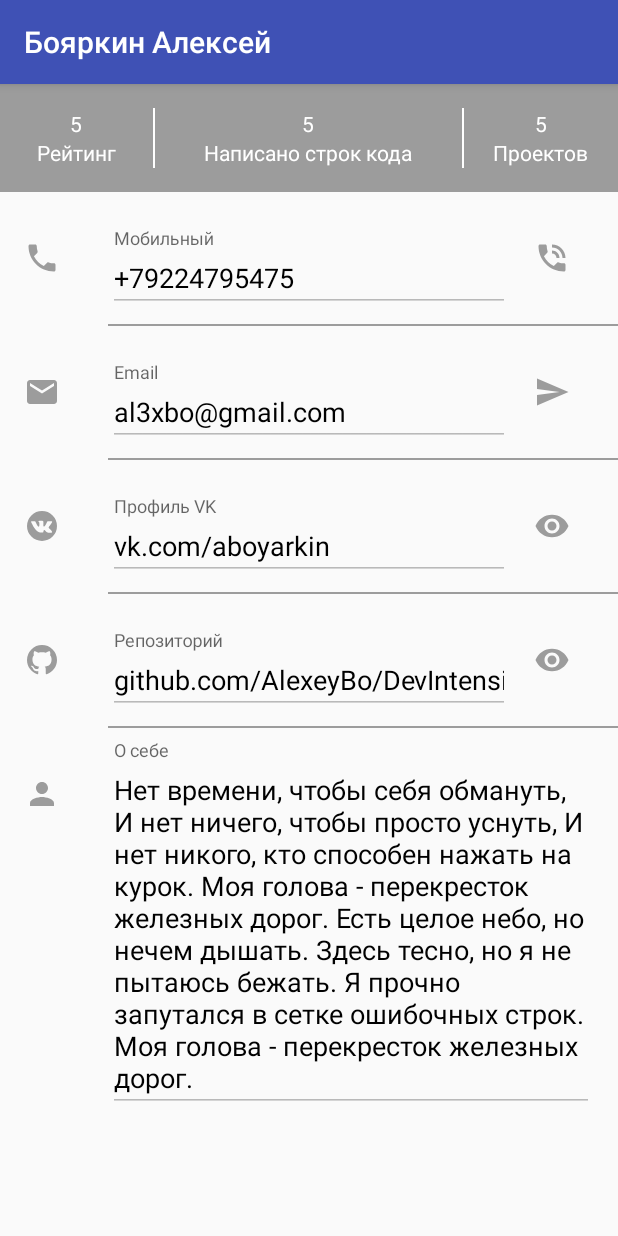
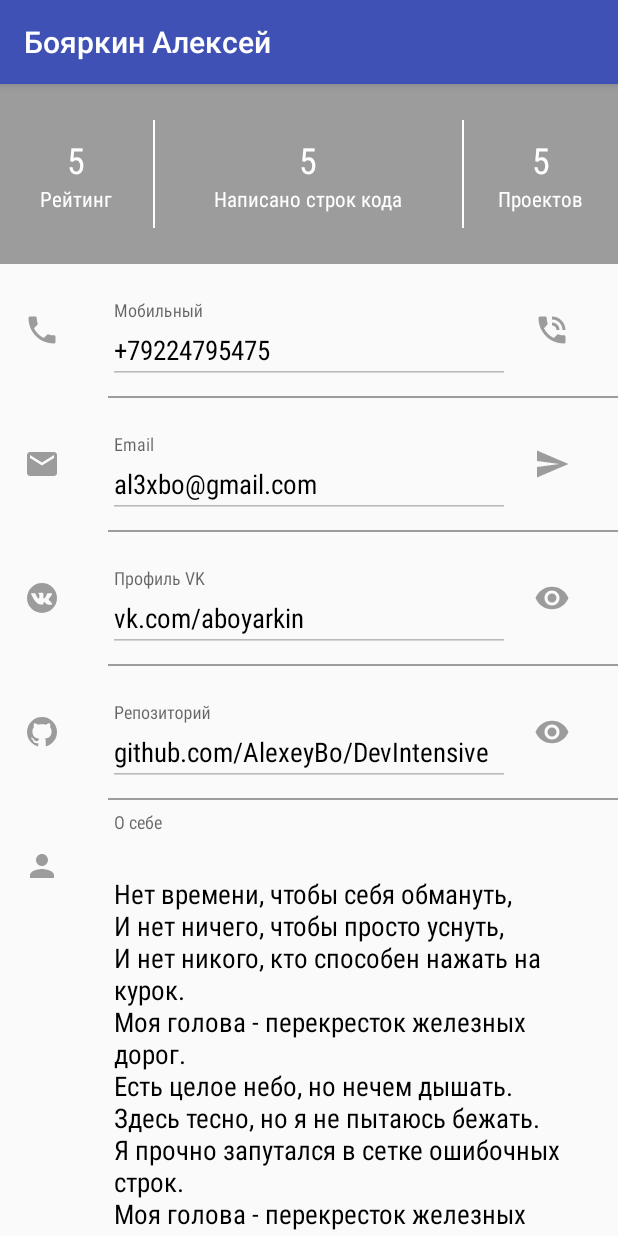
Before and after one commit to AlexeyBo/DevIntensive, an Android app: the screen it shows after launch (MainActivity), on a phone screen of 412 x 824 dp. Run offline under Robolectric (Android 15) with nearby library versions, the phone set to English and light mode, and no system bars.

Commit message:
ДЗ 2. Шрифты, отступы.

```diff
--- a/app/build.gradle
+++ b/app/build.gradle
@@ -5,7 +5,7 @@ android {
     buildToolsVersion "25.0.1"
     defaultConfig {
         applicationId "com.softdesign.devintensive"
-        minSdkVersion 15
+        minSdkVersion 16
         targetSdkVersion 25
         versionCode 1
         versionName "1.0"
--- a/app/src/main/res/layout/activity_main.xml
+++ b/app/src/main/res/layout/activity_main.xml
@@ -14,8 +14,14 @@
 
         <LinearLayout
             android:layout_width="match_parent"
+            android:layout_height="wrap_content"
+            android:background="@color/grey_light">
+
+            <LinearLayout
+                android:layout_width="match_parent"
                 android:layout_height="@dimen/size_large_72"
-            android:background="@color/grey_light"
+                android:layout_marginBottom="24dp"
+                android:layout_marginTop="24dp"
                 android:orientation="horizontal">
 
                 <LinearLayout
@@ -27,15 +33,14 @@
 
                     <TextView
                         android:id="@+id/rate_tv"
-                    android:layout_width="wrap_content"
-                    android:layout_height="wrap_content"
+                        style="@style/textview.wrapped"
                         android:text="5"
                         android:textColor="@color/white"
+                        android:textSize="@dimen/font_medial_24"
                         />
 
                     <TextView
-                    android:layout_width="wrap_content"
-                    android:layout_height="wrap_content"
+                        style="@style/textview.wrapped"
                         android:text="Рейтинг"
                         android:textColor="@color/white"
                         />
@@ -45,8 +50,6 @@
                 <View
                     android:layout_width="@dimen/line_size"
                     android:layout_height="match_parent"
-                android:layout_marginBottom="@dimen/spacing_normal_16"
-                android:layout_marginTop="@dimen/spacing_normal_16"
                     android:background="@color/white"
                     />
 
@@ -59,15 +62,14 @@
 
                     <TextView
                         android:id="@+id/lines_tv"
-                    android:layout_width="wrap_content"
-                    android:layout_height="wrap_content"
+                        style="@style/textview.wrapped"
                         android:text="5"
                         android:textColor="@color/white"
+                        android:textSize="@dimen/font_medial_24"
                         />
 
                     <TextView
-                    android:layout_width="wrap_content"
-                    android:layout_height="wrap_content"
+                        style="@style/textview.wrapped"
                         android:gravity="center"
                         android:text="Написано строк кода"
                         android:textColor="@color/white"
@@ -78,8 +80,6 @@
                 <View
                     android:layout_width="@dimen/line_size"
                     android:layout_height="match_parent"
-                android:layout_marginBottom="@dimen/spacing_normal_16"
-                android:layout_marginTop="@dimen/spacing_normal_16"
                     android:background="@color/white"
                     />
 
@@ -92,15 +92,14 @@
 
                     <TextView
                         android:id="@+id/projects_tv"
-                    android:layout_width="wrap_content"
-                    android:layout_height="wrap_content"
+                        style="@style/textview.wrapped"
                         android:text="5"
                         android:textColor="@color/white"
+                        android:textSize="@dimen/font_medial_24"
                         />
 
                     <TextView
-                    android:layout_width="wrap_content"
-                    android:layout_height="wrap_content"
+                        style="@style/textview.wrapped"
                         android:gravity="center"
                         android:text="Проектов"
                         android:textColor="@color/white"
@@ -108,6 +107,7 @@
 
                 </LinearLayout>
 
+            </LinearLayout>
 
         </LinearLayout>
 
@@ -138,6 +138,7 @@
 
                     <EditText
                         android:id="@+id/phone_et"
+                        style="@style/edittext"
                         android:layout_width="match_parent"
                         android:layout_height="wrap_content"
                         android:enabled="false"
@@ -192,6 +193,7 @@
 
                     <EditText
                         android:id="@+id/email_et"
+                        style="@style/edittext"
                         android:layout_width="match_parent"
                         android:layout_height="wrap_content"
                         android:enabled="false"
@@ -246,10 +248,12 @@
 
                     <EditText
                         android:id="@+id/vk_et"
+                        style="@style/edittext"
                         android:layout_width="match_parent"
                         android:layout_height="wrap_content"
                         android:enabled="false"
                         android:focusable="false"
+                        android:fontFamily="sans-serif-condensed"
                         android:hint="Профиль VK"
                         android:inputType="textEmailAddress"
                         android:text="vk.com/aboyarkin"
@@ -300,6 +304,7 @@
 
                     <EditText
                         android:id="@+id/github_et"
+                        style="@style/edittext"
                         android:layout_width="match_parent"
                         android:layout_height="wrap_content"
                         android:enabled="false"
@@ -354,6 +359,7 @@
 
                     <EditText
                         android:id="@+id/about_et"
+                        style="@style/edittext"
                         android:layout_width="match_parent"
                         android:layout_height="wrap_content"
                         android:enabled="false"
--- a/app/src/main/res/values/dimens.xml
+++ b/app/src/main/res/values/dimens.xml
@@ -4,6 +4,10 @@
     <!-- Default screen margins, per the Android Design guidelines. -->
     <dimen name="activity_horizontal_margin">16dp</dimen>
     <dimen name="activity_vertical_margin">16dp</dimen>
+
+    <!-- Font sizes -->
+    <dimen name="font_small_16">16sp</dimen>
+    <dimen name="font_medial_24">24sp</dimen>
 
     <!-- Sizes -->
 	<dimen name="size_small_8">8dp</dimen>
--- a/app/src/main/res/values/strings.xml
+++ b/app/src/main/res/values/strings.xml
@@ -1,13 +1,4 @@
 <resources>
     <string name="app_name">Бояркин Алексей</string>
-    <string name="about">
-Нет времени, чтобы себя обмануть,
-И нет ничего, чтобы просто уснуть,
-И нет никого, кто способен нажать на курок.
-Моя голова - перекресток железных дорог.
-Есть целое небо, но нечем дышать.
-Здесь тесно, но я не пытаюсь бежать.
-Я прочно запутался в сетке ошибочных строк.
-Моя голова - перекресток железных дорог.
-    </string>
+    <string name="about">\nНет времени, чтобы себя обмануть,\nИ нет ничего, чтобы просто уснуть,\nИ нет никого, кто способен нажать на курок.\nМоя голова - перекресток железных дорог.\nЕсть целое небо, но нечем дышать.\nЗдесь тесно, но я не пытаюсь бежать.\nЯ прочно запутался в сетке ошибочных строк.\nМоя голова - перекресток железных дорог.</string>
 </resources>
--- a/app/src/main/res/values/styles.xml
+++ b/app/src/main/res/values/styles.xml
@@ -8,10 +8,23 @@
         <item name="colorAccent">@color/color_accent</item>
     </style>
 
+    <style name="textview">
+        <item name="android:fontFamily">sans-serif-condensed</item>
+    </style>
+
+    <style name="textview.wrapped" parent="textview">
+        <item name="android:layout_width">wrap_content</item>
+        <item name="android:layout_height">wrap_content</item>
+    </style>
+
+    <style name="edittext">
+        <item name="android:fontFamily">sans-serif-condensed</item>
+    </style>
+
     <style name="icon">
         <item name="android:layout_width">@dimen/size_small_24</item>
         <item name="android:layout_height">@dimen/size_small_24</item>
-   </style>
+    </style>
 
     <style name="icon.left" parent="icon">
         <item name="android:layout_gravity">top|left</item>
```
Lines whose indentation alone changed are shown as unchanged.
